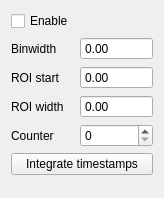
Old version of the form ui/TimestampSettings.ui in the repository MonroeQuantumNetworks/IonControl.
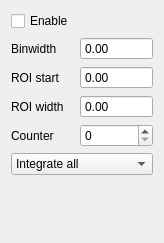
New version of the form. Custom widgets are drawn as their Qt base class.

Commit message: added traceui for timestamp window

```diff
--- a/ui/TimestampSettings.ui
+++ b/ui/TimestampSettings.ui
@@ -7,13 +7,32 @@
     <x>0</x>
     <y>0</y>
     <width>164</width>
-    <height>198</height>
+    <height>243</height>
    </rect>
   </property>
   <property name="windowTitle">
    <string>Form</string>
   </property>
   <layout class="QGridLayout" name="gridLayout">
+   <item row="5" column="0" colspan="2">
+    <widget class="QComboBox" name="integrateCombo">
+     <item>
+      <property name="text">
+       <string>Integrate all</string>
+      </property>
+     </item>
+     <item>
+      <property name="text">
+       <string>Integrate each run</string>
+      </property>
+     </item>
+     <item>
+      <property name="text">
+       <string>One trace per point</string>
+      </property>
+     </item>
+    </widget>
+   </item>
    <item row="0" column="0">
     <widget class="QCheckBox" name="enableCheckBox">
      <property name="text">
@@ -95,16 +114,6 @@
      </property>
     </widget>
    </item>
-   <item row="5" column="0" colspan="2">
-    <widget class="QPushButton" name="integrateButton">
-     <property name="text">
-      <string>Integrate timestamps</string>
-     </property>
-     <property name="checkable">
-      <bool>true</bool>
-     </property>
-    </widget>
-   </item>
    <item row="6" column="0">
     <spacer name="verticalSpacer">
      <property name="orientation">
```
The commit also changes 3 other files.
